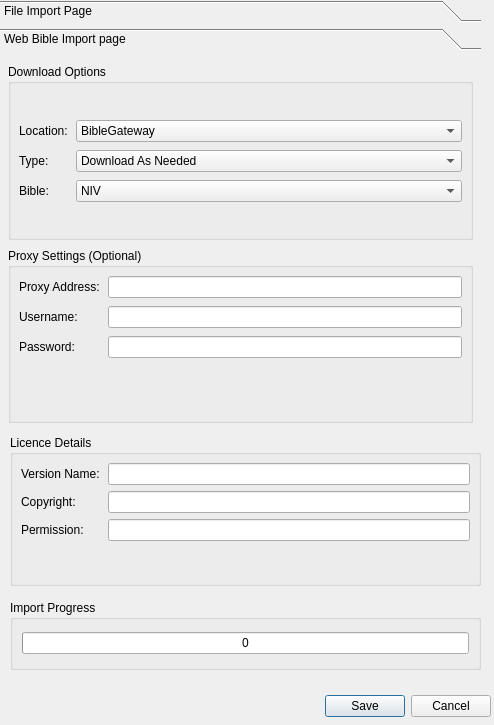
This is resources/forms/bibleimport.ui in zonArt/openlp as Qt 5 draws it before an edit. The edited form follows.
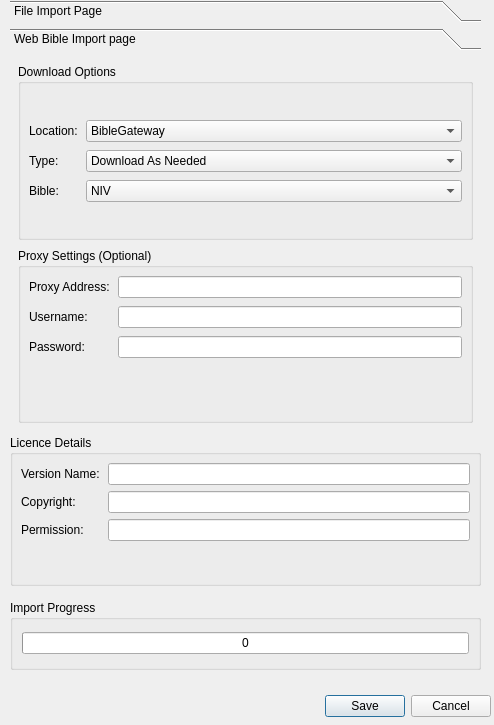
This is the edited form. The open tabs and pages were chosen to show the change. Icons and pictures are not drawn.

```diff
--- a/resources/forms/bibleimport.ui
+++ b/resources/forms/bibleimport.ui
@@ -31,9 +31,9 @@
   <widget class="QToolBox" name="ImportToolBox" >
    <property name="geometry" >
     <rect>
-     <x>0</x>
+     <x>10</x>
      <y>0</y>
-     <width>481</width>
+     <width>471</width>
      <height>431</height>
     </rect>
    </property>
@@ -186,7 +186,7 @@
      <rect>
       <x>0</x>
       <y>0</y>
-      <width>471</width>
+      <width>461</width>
       <height>361</height>
      </rect>
     </property>
```
Left out of the diff: 25 changed lines with no effect on the pictures.
